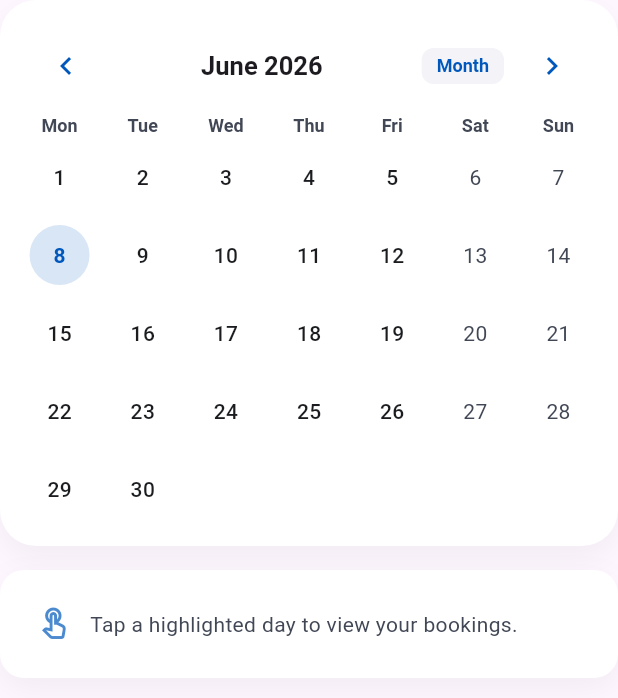
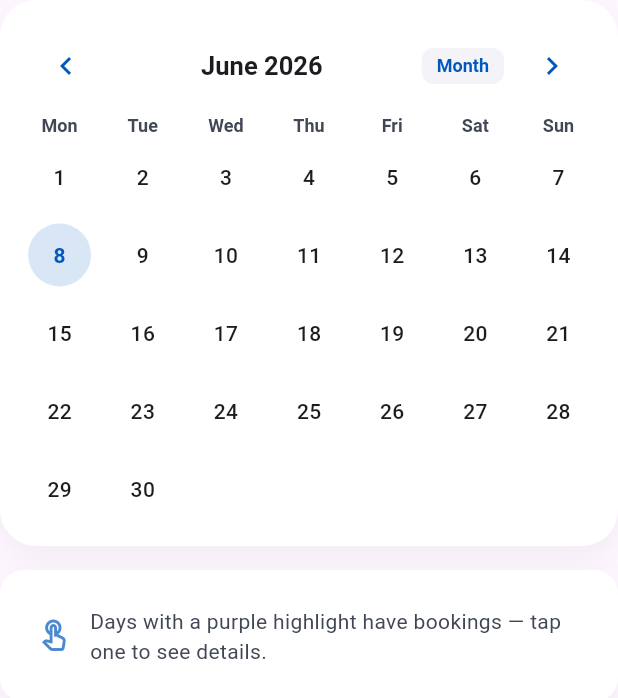
Before and after one commit to leatannoury/naddefli, a Flutter app: the BookingCalendarSection widget shown alone on an empty page, opened directly with empty values, on a phone screen of 412 x 824 dp. Shown: the top 698 px of the screen. Run offline on Flutter 3.47's test engine with Material 3 defaults, Android fonts, the phone set to English and light mode, and no system bars; drawn by our look-alikes of table_calendar; our stand-ins replace dio, firebase_auth, firebase_core, google_sign_in, shared_preferences; accounts and stored records are empty; network calls fail.

Commit message:
calendar

```diff
--- a/frontend_flutter/lib/widgets/booking_calendar_section.dart
+++ b/frontend_flutter/lib/widgets/booking_calendar_section.dart
@@ -39,6 +39,83 @@ class _BookingCalendarSectionState extends State<BookingCalendarSection> {
     return _bookingsByDay[key] ?? [];
   }
 
+  bool _hasBookings(DateTime day) => _getBookingsForDay(day).isNotEmpty;
+
+  Widget _buildDayCell(
+    DateTime day, {
+    bool isSelected = false,
+    bool isToday = false,
+  }) {
+    final hasBookings = _hasBookings(day);
+
+    BoxDecoration decoration;
+    TextStyle textStyle;
+
+    if (isSelected) {
+      decoration = const BoxDecoration(
+        color: AppColors.primary,
+        shape: BoxShape.circle,
+      );
+      textStyle = const TextStyle(
+        color: AppColors.white,
+        fontWeight: FontWeight.w800,
+        fontSize: 14,
+      );
+    } else if (isToday && hasBookings) {
+      decoration = BoxDecoration(
+        color: AppColors.primary.withValues(alpha: 0.18),
+        shape: BoxShape.circle,
+        border: Border.all(color: AppColors.primary, width: 2),
+      );
+      textStyle = const TextStyle(
+        color: AppColors.primary,
+        fontWeight: FontWeight.w800,
+        fontSize: 14,
+      );
+    } else if (isToday) {
+      decoration = BoxDecoration(
+        color: AppColors.primary.withValues(alpha: 0.15),
+        shape: BoxShape.circle,
+      );
+      textStyle = const TextStyle(
+        color: AppColors.primary,
+        fontWeight: FontWeight.w700,
+        fontSize: 14,
+      );
+    } else if (hasBookings) {
+      decoration = BoxDecoration(
+        color: AppColors.secondary.withValues(alpha: 0.14),
+        shape: BoxShape.circle,
+        border: Border.all(
+          color: AppColors.secondary.withValues(alpha: 0.55),
+          width: 1.5,
+        ),
+      );
+      textStyle = const TextStyle(
+        color: AppColors.secondary,
+        fontWeight: FontWeight.w800,
+        fontSize: 14,
+      );
+    } else {
+      decoration = const BoxDecoration(shape: BoxShape.circle);
+      textStyle = const TextStyle(
+        color: AppColors.onSurface,
+        fontWeight: FontWeight.w500,
+        fontSize: 14,
+      );
+    }
+
+    return AnimatedContainer(
+      duration: const Duration(milliseconds: 200),
+      margin: const EdgeInsets.all(5),
+      width: 38,
+      height: 38,
+      decoration: decoration,
+      alignment: Alignment.center,
+      child: Text('${day.day}', style: textStyle),
+    );
+  }
+
   @override
   Widget build(BuildContext context) {
     final selectedBookings = _selectedDay != null
@@ -71,36 +148,17 @@ class _BookingCalendarSectionState extends State<BookingCalendarSection> {
             onPageChanged: (focusedDay) {
               _focusedDay = focusedDay;
             },
-            calendarStyle: CalendarStyle(
+            calendarStyle: const CalendarStyle(
               outsideDaysVisible: false,
-              weekendTextStyle: TextStyle(color: AppColors.onSurfaceVariant),
-              defaultTextStyle: const TextStyle(
-                fontWeight: FontWeight.w500,
-                color: AppColors.onSurface,
-              ),
-              todayDecoration: BoxDecoration(
-                color: AppColors.primary.withValues(alpha: 0.15),
-                shape: BoxShape.circle,
-              ),
-              todayTextStyle: const TextStyle(
-                color: AppColors.primary,
-                fontWeight: FontWeight.w700,
-              ),
-              selectedDecoration: const BoxDecoration(
-                color: AppColors.primary,
-                shape: BoxShape.circle,
-              ),
-              selectedTextStyle: const TextStyle(
-                color: AppColors.white,
-                fontWeight: FontWeight.w700,
-              ),
-              markerDecoration: const BoxDecoration(
-                color: AppColors.secondary,
-                shape: BoxShape.circle,
-              ),
-              markersMaxCount: 1,
-              markerSize: 6,
-              markerMargin: const EdgeInsets.only(top: 32),
+              markersMaxCount: 0,
+            ),
+            calendarBuilders: CalendarBuilders(
+              defaultBuilder: (context, day, focusedDay) =>
+                  _buildDayCell(day),
+              todayBuilder: (context, day, focusedDay) =>
+                  _buildDayCell(day, isToday: true),
+              selectedBuilder: (context, day, focusedDay) =>
+                  _buildDayCell(day, isSelected: true),
             ),
             headerStyle: HeaderStyle(
               formatButtonVisible: true,
@@ -175,7 +233,7 @@ class _BookingCalendarSectionState extends State<BookingCalendarSection> {
                 const SizedBox(width: 12),
                 Expanded(
                   child: Text(
-                    'Tap a highlighted day to view your bookings.',
+                    'Days with a purple highlight have bookings — tap one to see details.',
                     style: AppStyles.bodyMedium.copyWith(color: AppColors.onSurfaceVariant),
                   ),
                 ),
```
Also changed, not shown: 1 other file.
